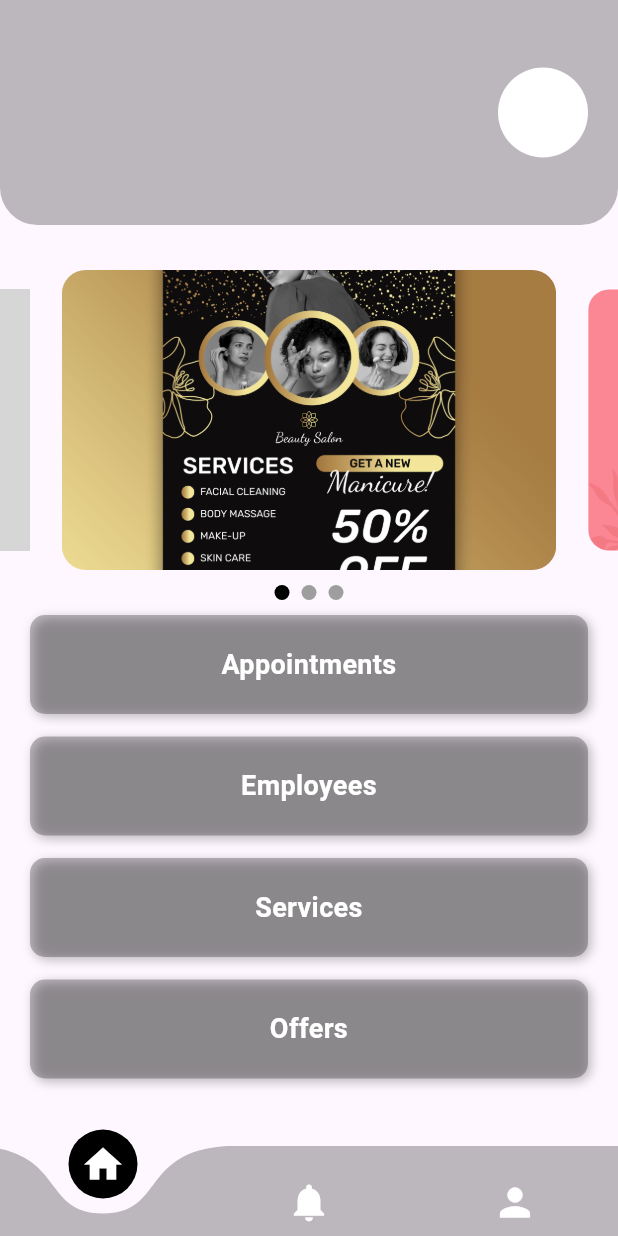
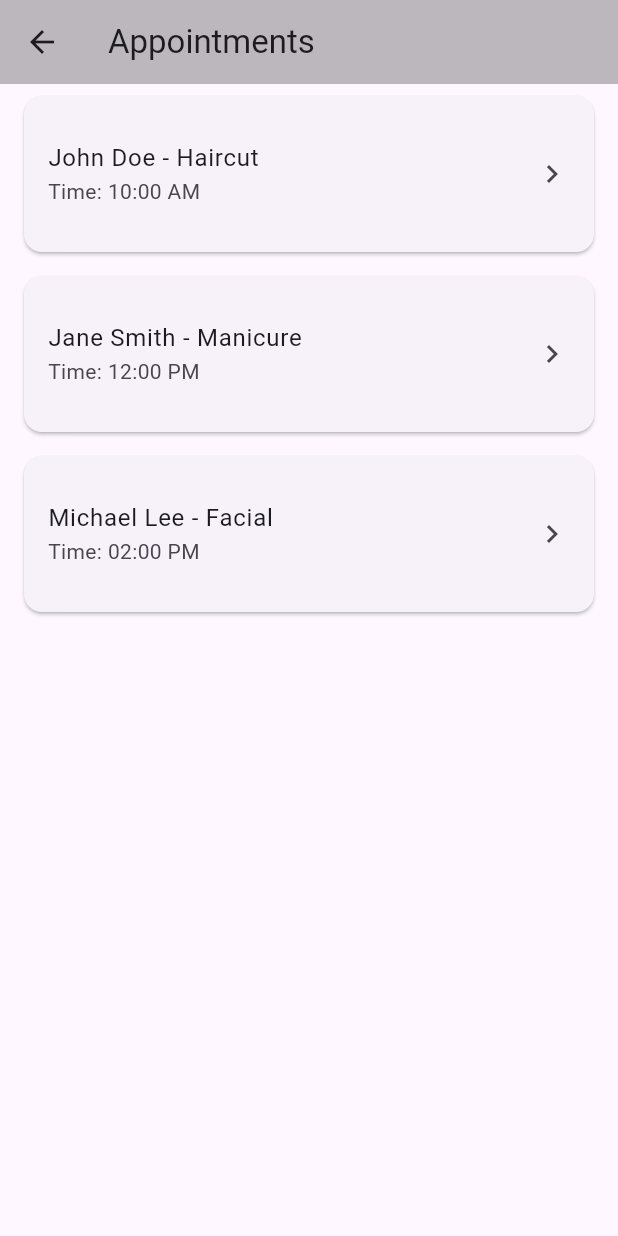
Before and after one commit to aravindptf/parlour_ap, a Flutter app: the Homepage screen opened directly, after a tap on "Appointments", on a phone screen of 412 x 824 dp. Run offline on Flutter 3.47's test engine with Material 3 defaults, Android fonts, the phone set to English and light mode, and no system bars; drawn by our look-alikes of carousel_slider, curved_navigation_bar, smooth_page_indicator; our stand-ins replace google_fonts, image_picker; Roboto replaces fonts that are missing (Adamina); grey boxes are pictures that could not be loaded.

Commit message:
appoinment page

```diff
--- /dev/null
+++ b/lib/Appoinment.dart
@@ -0,0 +1,46 @@
+// appointments.dart
+import 'package:flutter/material.dart';
+
+class AppointmentsPage extends StatelessWidget {
+  const AppointmentsPage({super.key});
+
+  @override
+  Widget build(BuildContext context) {
+    return Scaffold(
+      appBar: AppBar(
+        title: Text('Appointments'),
+        backgroundColor: Colors.black26,
+      ),
+      body: _buildAppointmentsList(),
+    );
+  }
+
+  // Build the list of appointments (you can replace this with dynamic data if you have a backend)
+  Widget _buildAppointmentsList() {
+    final List<Map<String, String>> appointments = [
+      {"time": "10:00 AM", "customer": "John Doe", "service": "Haircut"},
+      {"time": "12:00 PM", "customer": "Jane Smith", "service": "Manicure"},
+      {"time": "02:00 PM", "customer": "Michael Lee", "service": "Facial"},
+      // Add more appointments here
+    ];
+
+    return ListView.builder(
+      itemCount: appointments.length,
+      itemBuilder: (context, index) {
+        final appointment = appointments[index];
+        return Card(
+          margin: EdgeInsets.symmetric(vertical: 8, horizontal: 16),
+          child: ListTile(
+            contentPadding: EdgeInsets.all(16),
+            title: Text('${appointment['customer']} - ${appointment['service']}'),
+            subtitle: Text('Time: ${appointment['time']}'),
+            trailing: Icon(Icons.chevron_right),
+            onTap: () {
+              // Handle tap if needed (e.g., show details of the appointment)
+            },
+          ),
+        );
+      },
+    );
+  }
+}
--- a/lib/Homepage.dart
+++ b/lib/Homepage.dart
@@ -1,6 +1,7 @@
 import 'package:flutter/material.dart';
 import 'package:google_fonts/google_fonts.dart';
 import 'package:carousel_slider/carousel_slider.dart';
+import 'package:parlour/Appoinment.dart';
 import 'package:parlour/notification.dart'; // Import your Notification page
 import 'package:parlour/profile.dart'; // Import your Profile page
 import 'package:smooth_page_indicator/smooth_page_indicator.dart';
@@ -34,7 +35,7 @@ class _HomepageState extends State<Homepage> {
   @override
   Widget build(BuildContext context) {
     return Scaffold(
-      appBar: _buildAppBar(),
+
 
       // Set the body of the Scaffold based on selected index
       body: _pages[selectedIndex],
@@ -59,7 +60,38 @@ class _HomepageState extends State<Homepage> {
   }
 
   // Build the AppBar
-  AppBar _buildAppBar() {
+
+}
+
+// HomeContent Widget: The main content for the homepage
+class HomeContent extends StatefulWidget {
+  const HomeContent({super.key});
+
+  @override
+  State<HomeContent> createState() => _HomeContentState();
+}
+
+class _HomeContentState extends State<HomeContent> {
+  int activateIndex = 0; // Track the active index of the carousel
+
+  final List<String> imageList = [
+    'assets/salon1.jpg',
+    'assets/salon2.jpg',
+    'assets/salon 3.avif',
+  ];
+
+  @override
+  Widget build(BuildContext context) {
+    return Column(
+      children: [
+        _buildAppBar(),
+        SizedBox(height: 30),
+        _buildCarouselSlider(),
+        Expanded(child: _buildVerticalOptions()), // Fill the remaining space with options
+      ],
+    );
+  }
+AppBar _buildAppBar() {
     return AppBar(
       title: Padding(
         padding: const EdgeInsets.all(20.0),
@@ -93,36 +125,6 @@ class _HomepageState extends State<Homepage> {
       ],
     );
   }
-}
-
-// HomeContent Widget: The main content for the homepage
-class HomeContent extends StatefulWidget {
-  const HomeContent({super.key});
-
-  @override
-  State<HomeContent> createState() => _HomeContentState();
-}
-
-class _HomeContentState extends State<HomeContent> {
-  int activateIndex = 0; // Track the active index of the carousel
-
-  final List<String> imageList = [
-    'assets/salon1.jpg',
-    'assets/salon2.jpg',
-    'assets/salon 3.avif',
-  ];
-
-  @override
-  Widget build(BuildContext context) {
-    return Column(
-      children: [
-        SizedBox(height: 30),
-        _buildCarouselSlider(),
-        Expanded(child: _buildVerticalOptions()), // Fill the remaining space with options
-      ],
-    );
-  }
-
   // Build the Carousel Slider
   Widget _buildCarouselSlider() {
     return Column(
@@ -190,8 +192,16 @@ class _HomeContentState extends State<HomeContent> {
   Widget _buildOptionContainer(String title) {
     return GestureDetector(
       onTap: () {
-        // Handle the tap action, you can navigate to another page or perform an action
-        print('$title tapped');
+        if (title == "Appointments") {
+          // Navigate to the AppointmentsPage
+          Navigator.push(
+            context,
+            MaterialPageRoute(builder: (context) => const AppointmentsPage()),
+          );
+        } else {
+          // Handle other taps here (e.g., Employees, Services)
+          print('$title tapped');
+        }
       },
       child: Container(
         padding: EdgeInsets.all(20),
```
